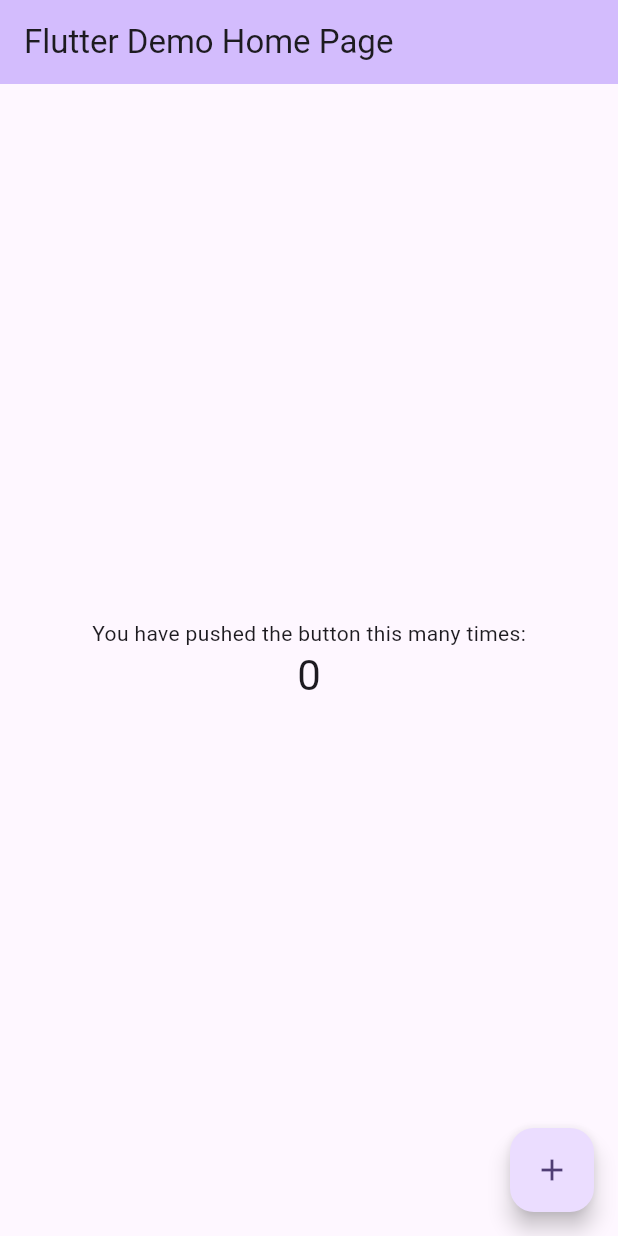
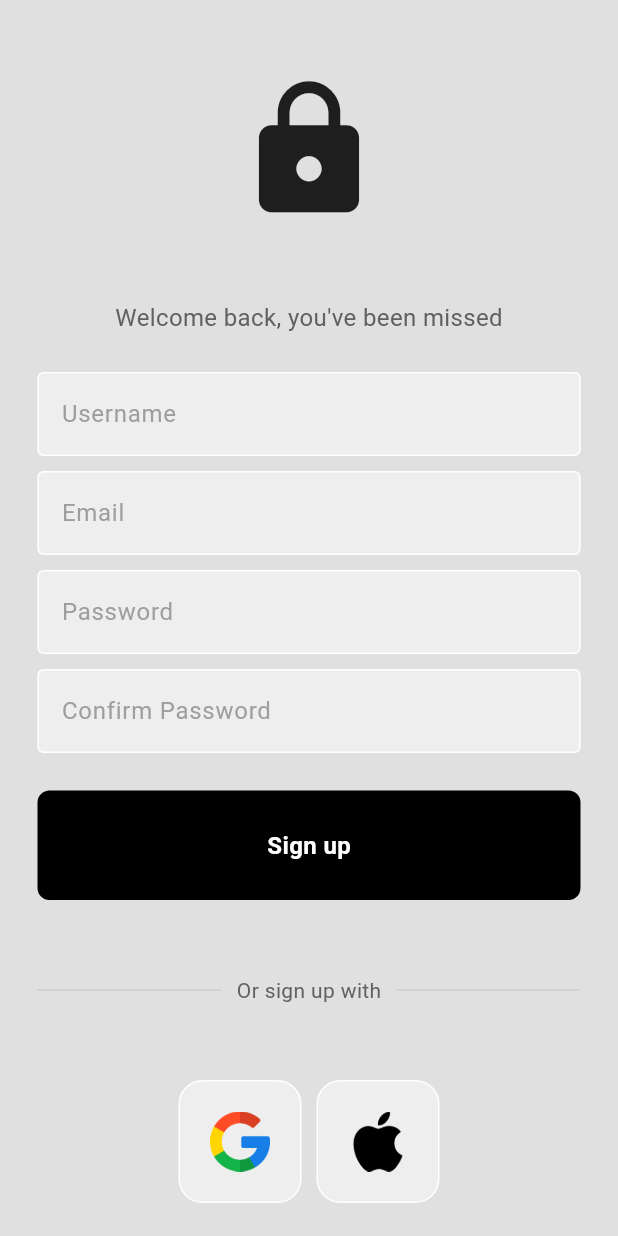
Before and after one commit to serbanples/LICENTA-PLES, a Flutter app: the screen it shows after launch, on a phone screen of 412 x 824 dp. Run offline on Flutter 3.47's test engine with Material 3 defaults, Android fonts, the phone set to English and light mode, and no system bars.

Commit message:
login/ signup ui

```diff
--- a/app/lib/main.dart
+++ b/app/lib/main.dart
@@ -1,3 +1,5 @@
+import 'package:app/pages/login_page.dart';
+import 'package:app/pages/signup_page.dart';
 import 'package:flutter/material.dart';
 
 void main() {
@@ -7,119 +9,11 @@ void main() {
 class MyApp extends StatelessWidget {
   const MyApp({super.key});
 
-  // This widget is the root of your application.
   @override
   Widget build(BuildContext context) {
     return MaterialApp(
-      title: 'Flutter Demo',
-      theme: ThemeData(
-        // This is the theme of your application.
-        //
-        // TRY THIS: Try running your application with "flutter run". You'll see
-        // the application has a purple toolbar. Then, without quitting the app,
-        // try changing the seedColor in the colorScheme below to Colors.green
-        // and then invoke "hot reload" (save your changes or press the "hot
-        // reload" button in a Flutter-supported IDE, or press "r" if you used
-        // the command line to start the app).
-        //
-        // Notice that the counter didn't reset back to zero; the application
-        // state is not lost during the reload. To reset the state, use hot
-        // restart instead.
-        //
-        // This works for code too, not just values: Most code changes can be
-        // tested with just a hot reload.
-        colorScheme: ColorScheme.fromSeed(seedColor: Colors.deepPurple),
-        useMaterial3: true,
-      ),
-      home: const MyHomePage(title: 'Flutter Demo Home Page'),
+      debugShowCheckedModeBanner: false,
+      home: SignupPage(),
     );
   }
 }
-
-class MyHomePage extends StatefulWidget {
-  const MyHomePage({super.key, required this.title});
-
-  // This widget is the home page of your application. It is stateful, meaning
-  // that it has a State object (defined below) that contains fields that affect
-  // how it looks.
-
-  // This class is the configuration for the state. It holds the values (in this
-  // case the title) provided by the parent (in this case the App widget) and
-  // used by the build method of the State. Fields in a Widget subclass are
-  // always marked "final".
-
-  final String title;
-
-  @override
-  State<MyHomePage> createState() => _MyHomePageState();
-}
-
-class _MyHomePageState extends State<MyHomePage> {
-  int _counter = 0;
-
-  void _incrementCounter() {
-    setState(() {
-      // This call to setState tells the Flutter framework that something has
-      // changed in this State, which causes it to rerun the build method below
-      // so that the display can reflect the updated values. If we changed
-      // _counter without calling setState(), then the build method would not be
-      // called again, and so nothing would appear to happen.
-      _counter++;
-    });
-  }
-
-  @override
-  Widget build(BuildContext context) {
-    // This method is rerun every time setState is called, for instance as done
-    // by the _incrementCounter method above.
-    //
-    // The Flutter framework has been optimized to make rerunning build methods
-    // fast, so that you can just rebuild anything that needs updating rather
-    // than having to individually change instances of widgets.
-    return Scaffold(
-      appBar: AppBar(
-        // TRY THIS: Try changing the color here to a specific color (to
-        // Colors.amber, perhaps?) and trigger a hot reload to see the AppBar
-        // change color while the other colors stay the same.
-        backgroundColor: Theme.of(context).colorScheme.inversePrimary,
-        // Here we take the value from the MyHomePage object that was created by
-        // the App.build method, and use it to set our appbar title.
-        title: Text(widget.title),
-      ),
-      body: Center(
-        // Center is a layout widget. It takes a single child and positions it
-        // in the middle of the parent.
-        child: Column(
-          // Column is also a layout widget. It takes a list of children and
-          // arranges them vertically. By default, it sizes itself to fit its
-          // children horizontally, and tries to be as tall as its parent.
-          //
-          // Column has various properties to control how it sizes itself and
-          // how it positions its children. Here we use mainAxisAlignment to
-          // center the children vertically; the main axis here is the vertical
-          // axis because Columns are vertical (the cross axis would be
-          // horizontal).
-          //
-          // TRY THIS: Invoke "debug painting" (choose the "Toggle Debug Paint"
-          // action in the IDE, or press "p" in the console), to see the
-          // wireframe for each widget.
-          mainAxisAlignment: MainAxisAlignment.center,
-          children: <Widget>[
-            const Text(
-              'You have pushed the button this many times:',
-            ),
-            Text(
-              '$_counter',
-              style: Theme.of(context).textTheme.headlineMedium,
-            ),
-          ],
-        ),
-      ),
-      floatingActionButton: FloatingActionButton(
-        onPressed: _incrementCounter,
-        tooltip: 'Increment',
-        child: const Icon(Icons.add),
-      ), // This trailing comma makes auto-formatting nicer for build methods.
-    );
-  }
-}
--- /dev/null
+++ b/app/lib/pages/signup_page.dart
@@ -0,0 +1,162 @@
+import 'package:app/widgets/my_button.dart';
+import 'package:app/widgets/my_textfield.dart';
+import 'package:app/widgets/square_tile.dart';
+import 'package:flutter/material.dart';
+
+class SignupPage extends StatelessWidget {
+  SignupPage({super.key});
+
+  // text editing controllers
+  final usernameController = TextEditingController();
+  final emailController = TextEditingController();
+  final passwordController = TextEditingController();
+  final passwordConfirmController = TextEditingController();
+
+  //sign user in method
+  void signUserUp() {}
+
+  @override
+  Widget build(BuildContext context) {
+    return Scaffold(
+      backgroundColor: Colors.grey[300],
+      body: SafeArea(
+        child: Center(
+          child: SingleChildScrollView(
+            child: Column(
+              mainAxisAlignment: MainAxisAlignment.center,
+              children: [
+                const SizedBox(height: 50),
+
+                // icon
+                const Icon(
+                  Icons.lock,
+                  size: 100,
+                ),
+
+                const SizedBox(height: 50),
+
+                // welcome message
+                Text(
+                  'Welcome back, you\'ve been missed',
+                  style: TextStyle(
+                    color: Colors.grey[700],
+                    fontSize: 16
+                  ),
+                ),
+
+                const SizedBox(height: 25),
+
+                // username textfield
+                MyTextField(
+                  controller: usernameController,
+                  hintText: 'Username',
+                  obscureText: false,
+                ),
+
+                const SizedBox(height: 10),
+
+                // email textfield
+                MyTextField(
+                  controller: emailController,
+                  hintText: 'Email',
+                  obscureText: false,
+                ),
+
+                const SizedBox(height: 10),
+
+                //password textfield
+                MyTextField(
+                  controller: passwordController,
+                  hintText: 'Password',
+                  obscureText: true,
+                ),
+
+                const SizedBox(height: 10),
+
+                //confirm password textfield
+                MyTextField(
+                  controller: passwordConfirmController,
+                  hintText: 'Confirm Password',
+                  obscureText: true,
+                ),
+
+                const SizedBox(height: 25),
+
+                //sign in button
+                MyButton(
+                  text: 'Sign up',
+                  onTap: signUserUp,
+                ),
+
+                const SizedBox(height: 50),
+
+                // or signup with
+                Padding(
+                  padding: const EdgeInsets.symmetric(horizontal: 25.0),
+                  child: Row(
+                    children: [
+                      Expanded(
+                        child: Divider(
+                          thickness: 0.5,
+                          color: Colors.grey[400],
+                        ),
+                      ),
+                      Padding(
+                        padding: const EdgeInsets.symmetric(horizontal: 10.0),
+                        child: Text(
+                          'Or sign up with',
+                          style: TextStyle(color: Colors.grey[700]),
+                        ),
+                      ),
+                      Expanded(
+                        child: Divider(
+                          thickness: 0.5,
+                          color: Colors.grey[400],
+                        ),
+                      ),
+                    ],
+                  ),
+                ),
+
+                const SizedBox(height: 50),
+
+                // google + apple sign in
+                const Row(
+                  mainAxisAlignment: MainAxisAlignment.center,
+                  children: [
+                    SquareTile(imagePath: 'lib/images/google.png'),
+
+                    SizedBox(width: 10),
+
+                    SquareTile(imagePath: 'lib/images/apple.png'),
+                  ],
+                ),
+
+                const SizedBox(height: 25),
+
+                // already a member? register now
+                Row(
+                  mainAxisAlignment: MainAxisAlignment.center,
+                  children: [
+                    Text(
+                      'Already a member?',
+                      style: TextStyle(color: Colors.grey[700]),
+                    ),
+                    const SizedBox(width: 4),
+                    const Text(
+                      'Log in',
+                      style: TextStyle(
+                        color: Colors.blue,
+                        fontWeight: FontWeight.bold
+                      ),
+                    ),
+                  ],
+                )
+              ],
+            ),
+          ),
+        ),
+      ),
+    );
+  }
+}
--- /dev/null
+++ b/app/lib/widgets/my_button.dart
@@ -0,0 +1,34 @@
+import 'package:flutter/material.dart';
+
+class MyButton extends StatelessWidget {
+  final String text;
+
+  final Function()? onTap;
+
+  const MyButton({super.key, required this.onTap, required this.text});
+
+  @override
+  Widget build(BuildContext context) {
+    return GestureDetector(
+      onTap: onTap,
+      child: Container(
+        padding: const EdgeInsets.all(25),
+        margin: const EdgeInsets.symmetric(horizontal: 25),
+        decoration: BoxDecoration(
+          color: Colors.black,
+          borderRadius: BorderRadius.circular(8),
+        ),
+        child: Center(
+          child: Text(
+            text,
+            style: const TextStyle(
+              color: Colors.white,
+              fontWeight: FontWeight.bold,
+              fontSize: 16,
+            ),
+          ),
+        ),
+      ),
+    );
+  }
+}
--- /dev/null
+++ b/app/lib/widgets/my_textfield.dart
@@ -0,0 +1,37 @@
+import 'package:flutter/material.dart';
+
+class MyTextField extends StatelessWidget {
+  final controller;
+  final String hintText;
+  final bool obscureText;
+
+  const MyTextField({
+    super.key,
+    required this.controller,
+    required this.hintText,
+    required this.obscureText
+  });
+
+  @override
+  Widget build(BuildContext context) {
+    return Padding(
+      padding: const EdgeInsets.symmetric(horizontal: 25.0),
+      child: TextField(
+        controller: controller,
+        obscureText: obscureText,
+        decoration: InputDecoration(
+          enabledBorder: const OutlineInputBorder(
+            borderSide: BorderSide(color: Colors.white)
+          ),
+          focusedBorder: OutlineInputBorder(
+            borderSide: BorderSide(color: Colors.grey.shade400)
+          ),
+          fillColor: Colors.grey.shade200,
+          filled: true,
+          hintText: hintText,
+          hintStyle: TextStyle(color: Colors.grey[500])
+        ),
+      ),
+    );
+  }
+}
--- /dev/null
+++ b/app/lib/widgets/square_tile.dart
@@ -0,0 +1,26 @@
+import 'package:flutter/material.dart';
+
+class SquareTile extends StatelessWidget {
+  final String imagePath;
+
+  const SquareTile({
+    super.key,
+    required this.imagePath
+  });
+
+  @override
+  Widget build(BuildContext context) {
+    return Container(
+      padding: const EdgeInsets.all(20),
+      decoration: BoxDecoration(
+        border: Border.all(color: Colors.white),
+        borderRadius: BorderRadius.circular(16),
+        color: Colors.grey[200],
+      ),
+      child: Image.asset(
+        imagePath,
+        height: 40,
+      ),
+    );
+  }
+}
--- a/app/pubspec.yaml
+++ b/app/pubspec.yaml
@@ -35,6 +35,7 @@ dependencies:
   # The following adds the Cupertino Icons font to your application.
   # Use with the CupertinoIcons class for iOS style icons.
   cupertino_icons: ^1.0.6
+  http: ^1.2.2
 
 dev_dependencies:
   flutter_test:
@@ -59,9 +60,8 @@ flutter:
   uses-material-design: true
 
   # To add assets to your application, add an assets section, like this:
-  # assets:
-  #   - images/a_dot_burr.jpeg
-  #   - images/a_dot_ham.jpeg
+  assets:
+    - lib/images/
 
   # An image asset can refer to one or more resolution-specific "variants", see
   # https://flutter.dev/assets-and-images/#resolution-aware
```
Also changed, not shown: app/lib/pages/login_page.dart (added, +158 -0 lines), app/lib/images/apple.png (added), app/lib/images/google.png (added), app/pubspec.lock.
